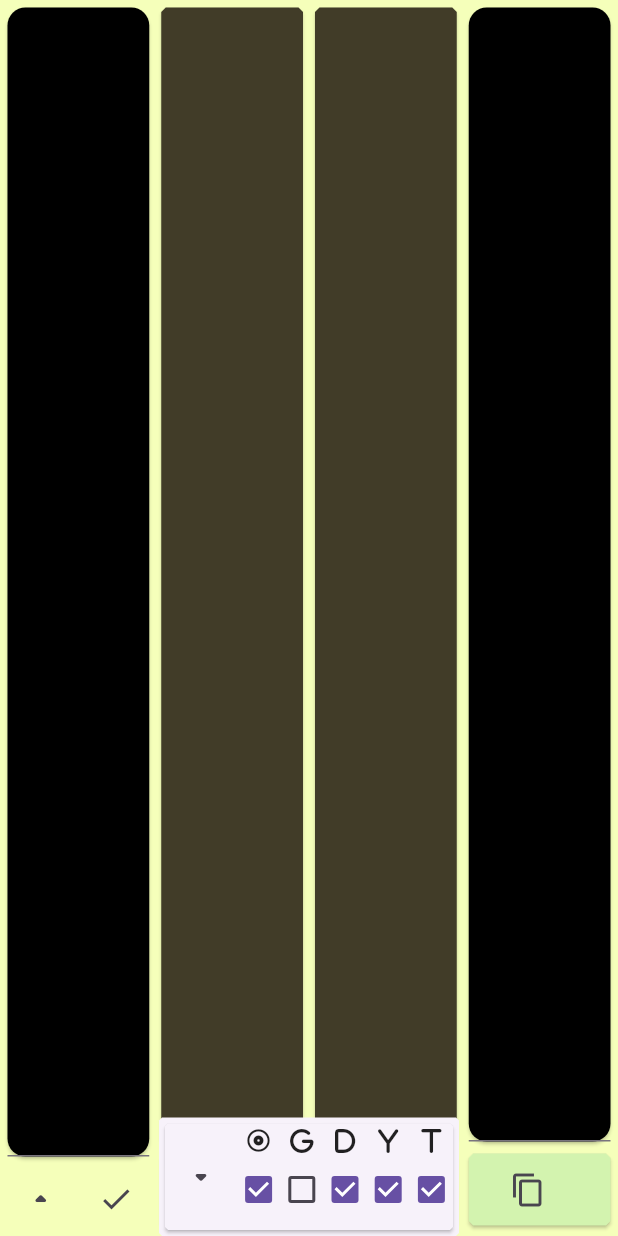
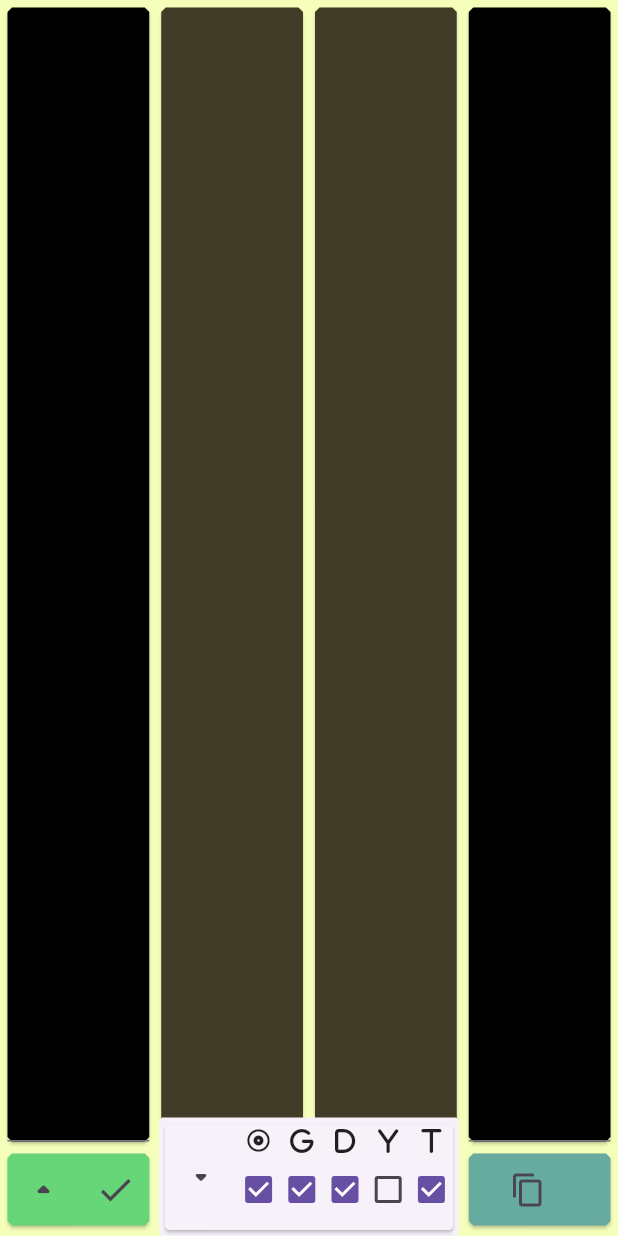
Before and after one commit to DIG-NA/TurJuMan, a Flutter app: the screen it shows after launch, after a tap on the "arrow drop up" icon, on a phone screen of 412 x 824 dp. Run offline on Flutter 3.47's test engine with Material 3 defaults, Android fonts, the light colour scheme and no system bars; our stand-ins replace font_awesome_flutter; network calls fail.

Commit message:
4th commit

```diff
--- a/lib/main.dart
+++ b/lib/main.dart
@@ -90,8 +90,8 @@ class Variables with ChangeNotifier {
   String gs = '';
   String ys = '';
   String ds = '';
-  bool gb = false;
-  bool yb = true;
+  bool gb = true;
+  bool yb = false;
   bool db = true;
   bool fb = true;
   bool tb = true;
@@ -266,6 +266,9 @@ Widget textfield() {
         children: [
           Expanded(
             child: Card(
+              shape: BeveledRectangleBorder(
+                borderRadius: BorderRadius.circular(3),
+              ),
               color: const Color.fromARGB(255, 0, 0, 0),
               child: TextField(
                 decoration:
@@ -292,7 +295,7 @@ Widget bottomshit(String s, String brand) {
   return Padding(
     padding: const EdgeInsets.only(top: 0, bottom: 2),
     child: Card(
-      color: const Color.fromARGB(255, 211, 243, 175),
+      color: const Color.fromARGB(255, 103, 170, 159),
       shape: BeveledRectangleBorder(
         borderRadius: BorderRadius.circular(3),
       ),
@@ -336,7 +339,14 @@ Widget colu() {
 
 Widget bottom() {
   return Builder(builder: (context) {
-    return Row(
+    return Padding(
+      padding: const EdgeInsets.only(top: 0, bottom: 2),
+      child: Card(
+        shape: BeveledRectangleBorder(
+          borderRadius: BorderRadius.circular(3),
+        ),
+        color: const Color.fromARGB(255, 102, 214, 121),
+        child: Row(
           mainAxisAlignment: MainAxisAlignment.spaceEvenly,
           children: [
             IconButton(
@@ -352,13 +362,21 @@ Widget bottom() {
                     },
                   );
                 },
-            icon: const Icon(Icons.arrow_drop_up_rounded)),
+                icon: const Icon(
+                  Icons.arrow_drop_up_rounded,
+                  size: 27,
+                )),
             IconButton(
                 onPressed: () {
                   context.read<Variables>().settextengine();
                 },
-            icon: const Icon(Icons.check))
+                icon: const Icon(
+                  Icons.check,
+                  size: 27,
+                ))
           ],
+        ),
+      ),
     );
   });
 }
@@ -392,6 +410,9 @@ Widget controll() {
 Widget field() {
   return Builder(builder: (context) {
     return Card(
+      shape: BeveledRectangleBorder(
+        borderRadius: BorderRadius.circular(3),
+      ),
       color: const Color.fromARGB(255, 0, 0, 0),
       child: TextField(
         decoration: const InputDecoration(contentPadding: EdgeInsets.all(8)),
```
Lines whose indentation alone changed are shown as unchanged.
